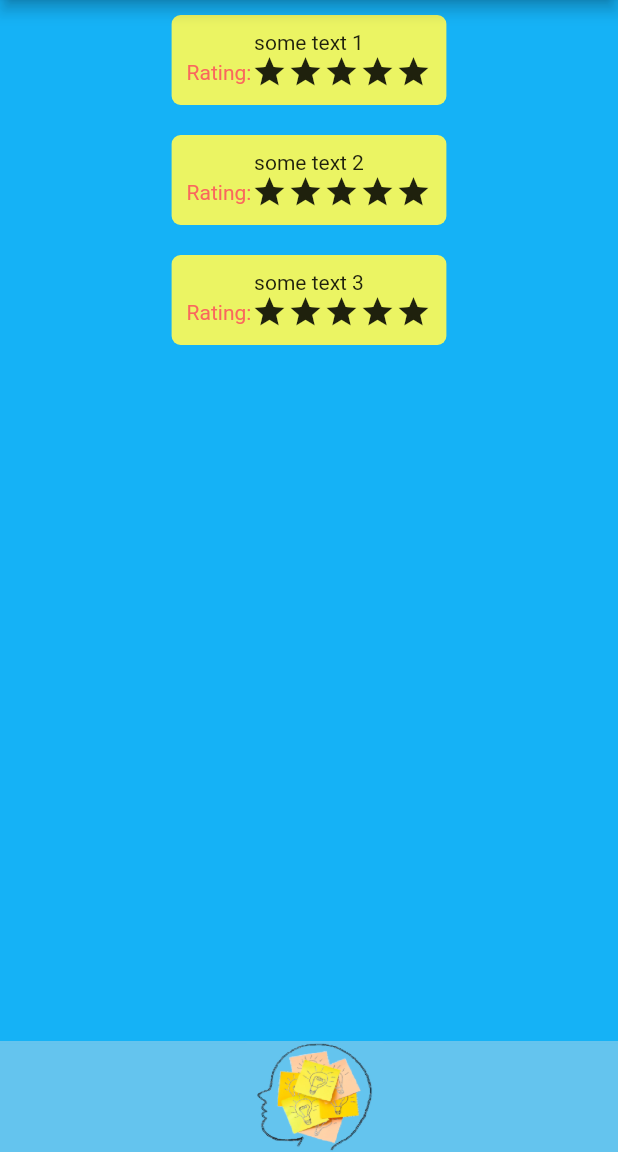
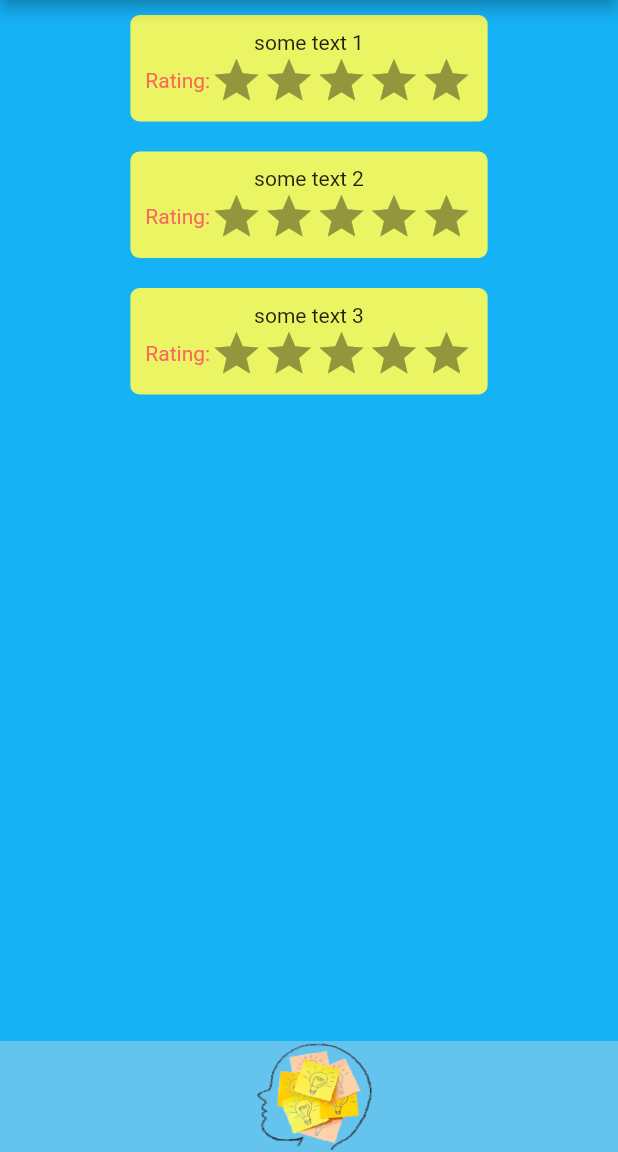
Before and after one commit to pilchsebastian88/my_days, a Flutter app: the MyDaysPage screen opened directly, on a phone screen of 412 x 824 dp, the part 84-1236 px from its top. Run offline on Flutter 3.47's test engine with Material 2 defaults, Android fonts, the phone set to English and light mode, and no system bars; drawn by our look-alikes of flutter_rating_bar; our stand-ins replace google_fonts.

Commit message:
Implement RatingBar stars to NewDayWidget

```diff
--- a/lib/home/my_days_page.dart
+++ b/lib/home/my_days_page.dart
@@ -1,11 +1,17 @@
 import 'package:flutter/material.dart';
+import 'package:flutter_rating_bar/flutter_rating_bar.dart';
 import 'package:google_fonts/google_fonts.dart';
 
-class MyDaysPage extends StatelessWidget {
+class MyDaysPage extends StatefulWidget {
   const MyDaysPage({
     Key? key,
   }) : super(key: key);
 
+  @override
+  State<MyDaysPage> createState() => _MyDaysPageState();
+}
+
+class _MyDaysPageState extends State<MyDaysPage> {
   @override
   Widget build(BuildContext context) {
     return Scaffold(
@@ -35,13 +41,20 @@ class MyDaysPage extends StatelessWidget {
   }
 }
 
-class NewDayWidget extends StatelessWidget {
+class NewDayWidget extends StatefulWidget {
   const NewDayWidget(
     this.title, {
     Key? key,
   }) : super(key: key);
 
   final String title;
+
+  @override
+  State<NewDayWidget> createState() => _NewDayWidgetState();
+}
+
+class _NewDayWidgetState extends State<NewDayWidget> {
+  var rating = 0;
 
   @override
   Widget build(BuildContext context) {
@@ -54,23 +67,30 @@ class NewDayWidget extends StatelessWidget {
       child: Column(
         children: [
           Text(
-            title,
+            widget.title,
             textAlign: TextAlign.justify,
           ),
           Row(
             mainAxisSize: MainAxisSize.min,
-            children: const [
-              Text(
+            children: [
+              const Text(
                 'Rating:',
                 style: TextStyle(
                   color: Color.fromARGB(255, 250, 103, 93),
                 ),
               ),
-              Icon(Icons.star),
-              Icon(Icons.star),
-              Icon(Icons.star),
-              Icon(Icons.star),
-              Icon(Icons.star),
+              RatingBar.builder(
+                itemSize: 35,
+                updateOnDrag: true,
+                minRating: 1,
+                itemBuilder: (context, _) => const Icon(
+                  Icons.star,
+                  color: Colors.amber,
+                ),
+                onRatingUpdate: (rating) => setState(() {
+                  rating = rating;
+                }),
+              ),
             ],
           ),
         ],
--- a/pubspec.yaml
+++ b/pubspec.yaml
@@ -35,6 +35,7 @@ dependencies:
   # Use with the CupertinoIcons class for iOS style icons.
   cupertino_icons: ^1.0.2
   google_fonts: ^3.0.1
+  flutter_rating_bar: ^4.0.1
 
 dev_dependencies:
   flutter_test:
```
Also changed, not shown: pubspec.lock.
